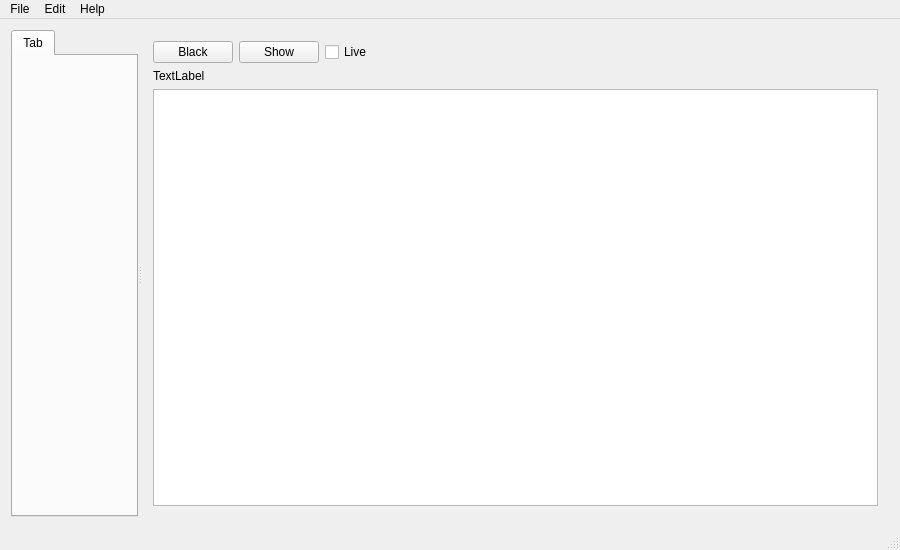
Qt form src/softprojector.ui (SoftProjector/src) before a commit.
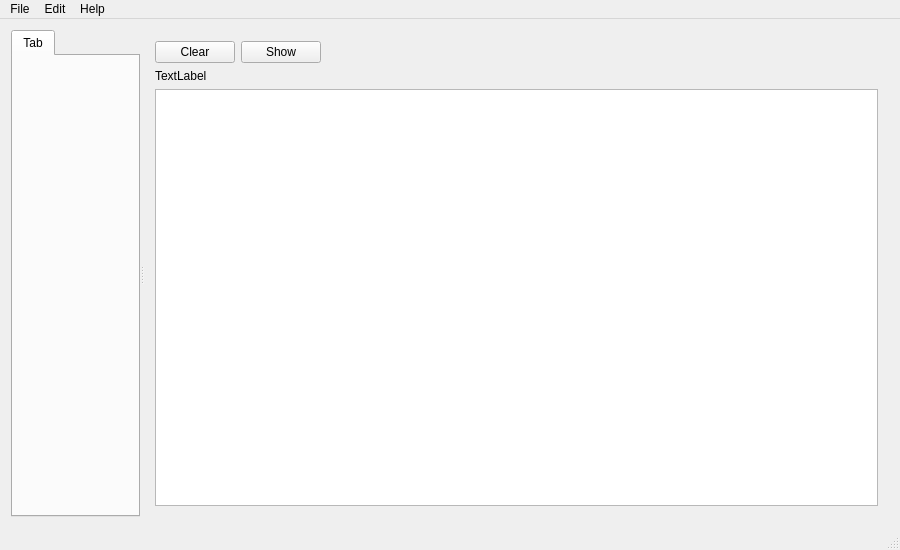
The same form after that commit.

Commit message: Cleaned up GUI layout: Now there is a "Clear" button and a "Show" button. "Live" checkbutton was removed; as it is no longer needed because there is now a preview list.

Diff of the .ui file:
```diff
--- a/src/softprojector.ui
+++ b/src/softprojector.ui
@@ -57,7 +57,7 @@
         <item row="0" column="0">
          <widget class="QPushButton" name="btnBlack">
           <property name="text">
-           <string>Black</string>
+           <string>Clear</string>
           </property>
           <property name="shortcut">
            <string>Esc</string>
@@ -73,21 +73,11 @@
            <string>F4</string>
           </property>
           <property name="checkable">
-           <bool>true</bool>
+           <bool>false</bool>
           </property>
          </widget>
         </item>
         <item row="0" column="2">
-         <widget class="QCheckBox" name="checkBoxLive">
-          <property name="text">
-           <string>Live</string>
-          </property>
-          <property name="shortcut">
-           <string>F3</string>
-          </property>
-         </widget>
-        </item>
-        <item row="0" column="3">
          <spacer name="horizontalSpacer">
           <property name="orientation">
            <enum>Qt::Horizontal</enum>
@@ -100,17 +90,17 @@
           </property>
          </spacer>
         </item>
-        <item row="1" column="0" colspan="4">
+        <item row="1" column="0" colspan="3">
          <widget class="QLabel" name="labelShow">
           <property name="text">
            <string>TextLabel</string>
           </property>
          </widget>
         </item>
-        <item row="2" column="0" colspan="4">
+        <item row="2" column="0" colspan="3">
          <widget class="QListWidget" name="listShow">
           <property name="alternatingRowColors">
-           <bool>true</bool>
+           <bool>false</bool>
           </property>
          </widget>
         </item>
```
Left out of the diff: 4 changed lines with no effect on the pictures. The commit also changes 2 other files.
